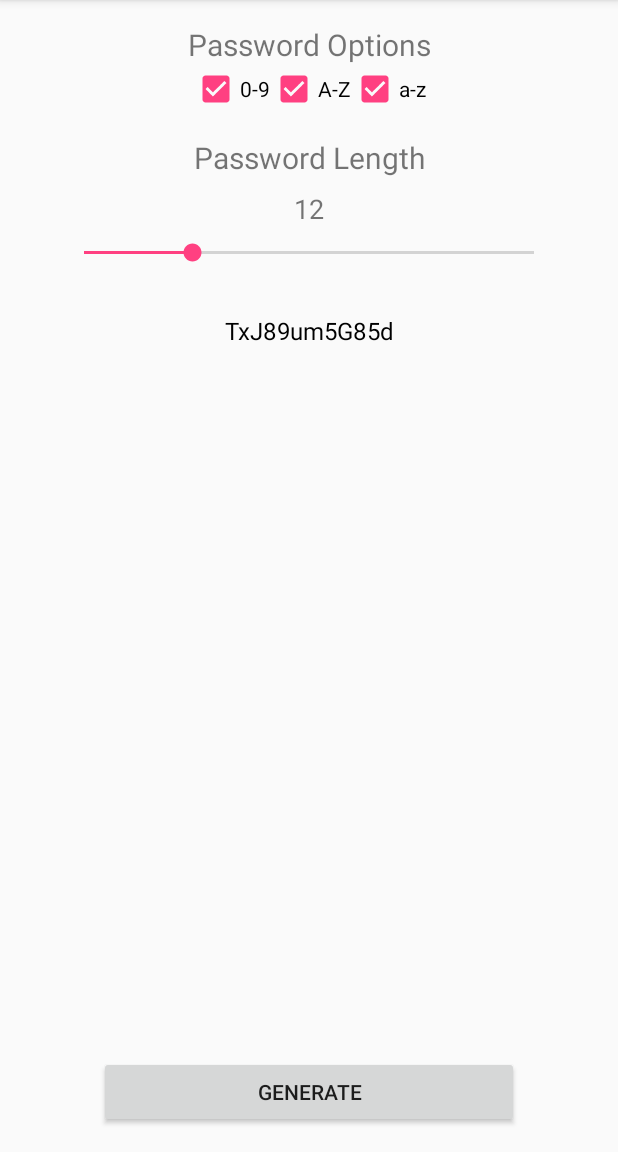
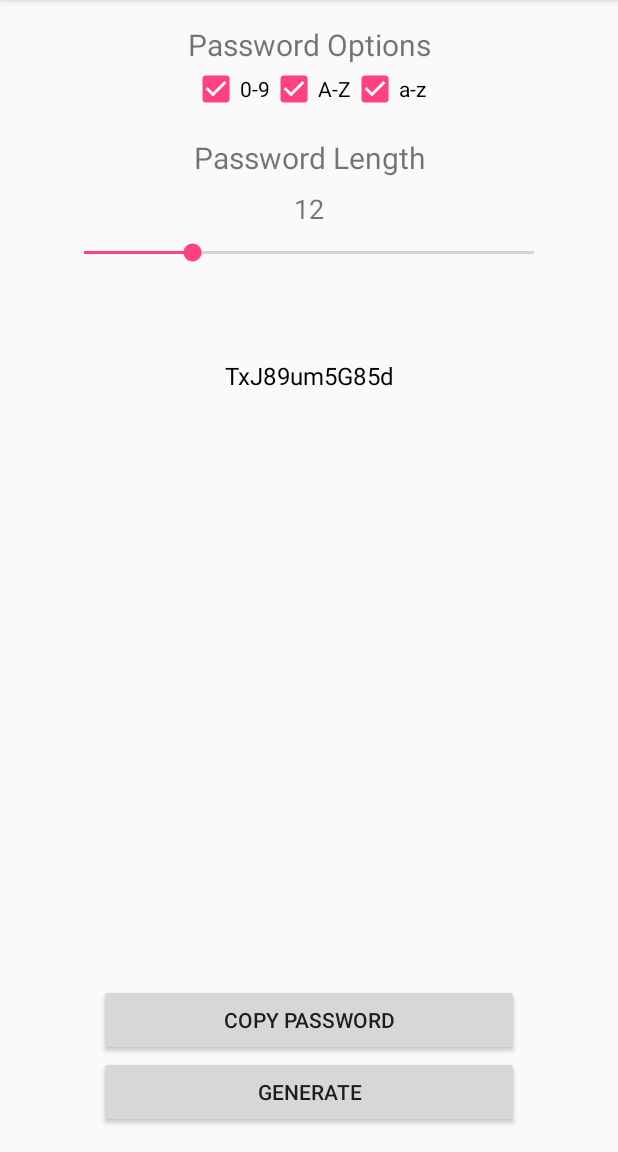
Before and after one commit to davemachado/Password-Generator-Android, an Android app: the screen it shows after launch (MainActivity), after a tap on "GENERATE", on a phone screen of 412 x 824 dp, the part 84-1236 px from its top. Run offline under Robolectric (Android 15) with nearby library versions, the phone set to English and light mode, and no system bars.

Commit message:
Add Clipboard Copy Functionality

```diff
--- a/app/src/main/java/com/davemachado/passwordgenerator/MainActivity.java
+++ b/app/src/main/java/com/davemachado/passwordgenerator/MainActivity.java
@@ -6,8 +6,11 @@ import android.view.View;
 import android.widget.SeekBar;
 import android.widget.TextView;
 import android.widget.CheckBox;
+import android.widget.Button;
 import android.util.Log;
 import android.widget.Toast;
+import android.content.ClipboardManager;
+import android.content.ClipData;
 
 public class MainActivity extends AppCompatActivity {
 
@@ -42,6 +45,17 @@ public class MainActivity extends AppCompatActivity {
                 Log.v("MainActivity", "Final Password Length: " + passwordLength);
             }
         });
+    }
+
+    public void copyPassword(View view) {
+        TextView passwordTextView = (TextView) findViewById(R.id.password_text_view);
+        ClipboardManager clipboard = (ClipboardManager) getSystemService(CLIPBOARD_SERVICE);
+        ClipData clip = ClipData.newPlainText("gen", passwordTextView.getText());
+        clipboard.setPrimaryClip(clip);
+        TextView copiedTextView = (TextView) findViewById(R.id.copied_text_view);
+        Button copyButton = (Button) findViewById(R.id.copy_button);
+        copyButton.setVisibility(View.INVISIBLE);
+        copiedTextView.setVisibility(View.VISIBLE);
     }
 
     public int getRandomNumber(int maxNumber, int minNumber) {
@@ -96,5 +110,7 @@ public class MainActivity extends AppCompatActivity {
         String passwordString = new String(passwordArray);
         TextView passwordTextView = (TextView) findViewById(R.id.password_text_view);
         passwordTextView.setText(passwordString);
+        Button copyButton = (Button) findViewById(R.id.copy_button);
+        copyButton.setVisibility(View.VISIBLE);
     }
 }
--- a/app/src/main/res/layout/activity_main.xml
+++ b/app/src/main/res/layout/activity_main.xml
@@ -15,8 +15,8 @@
         android:layout_width="match_parent"
         android:layout_height="wrap_content"
         android:gravity="center_horizontal"
-        android:textSize="20sp"
-        android:text="Password Options" />
+        android:text="Password Options"
+        android:textSize="20sp" />
 
     <LinearLayout
         android:id="@+id/checkboxes_linear_layout"
@@ -54,53 +54,76 @@
         android:layout_height="wrap_content"
         android:layout_marginTop="16dp"
         android:gravity="center_horizontal"
-        android:textSize="20sp"
-        android:text="Password Length" />
+        android:text="Password Length"
+        android:textSize="20sp" />
 
     <TextView
         android:id="@+id/progress_text_view"
         android:layout_width="match_parent"
         android:layout_height="wrap_content"
+        android:layout_marginTop="8dp"
         android:gravity="center_horizontal"
-        android:layout_marginTop="8dp"
-        android:textSize="18sp"
-        android:text="12" />
+        android:text="12"
+        android:textSize="18sp" />
 
     <SeekBar
         android:id="@+id/length_seekbar"
         android:layout_width="match_parent"
+        android:layout_height="wrap_content"
+        android:layout_marginBottom="16dp"
         android:layout_marginLeft="24dp"
         android:layout_marginRight="24dp"
         android:layout_marginTop="8dp"
-        android:layout_marginBottom="16dp"
-        android:layout_height="wrap_content"
         android:gravity="center_horizontal"
         android:max="50"
         android:progress="12" />
+
     <RelativeLayout
         android:layout_width="match_parent"
         android:layout_height="match_parent"
         android:layout_weight="1">
-    <Button
-        android:id="@+id/generate_button"
-        android:layout_width="match_parent"
-        android:layout_height="wrap_content"
-        android:layout_centerHorizontal="true"
-        android:layout_marginLeft="50dp"
-        android:layout_marginRight="50dp"
-        android:onClick="generatePassword"
-        android:layout_alignParentBottom="true"
-        android:text="Generate" />
 
         <TextView
             android:id="@+id/password_text_view"
             style="@style/marginTheme"
             android:layout_width="match_parent"
             android:layout_height="wrap_content"
+            android:gravity="center_horizontal"
             android:hint="Press Generate Button"
-        android:above="@id/generate_button"
+            android:paddingTop="30dp"
             android:textColor="@android:color/black"
+            android:textSize="16sp" />
+
+        <Button
+            android:id="@+id/generate_button"
+            android:layout_width="match_parent"
+            android:layout_height="wrap_content"
+            android:layout_alignParentBottom="true"
+            android:layout_centerHorizontal="true"
+            android:layout_marginLeft="50dp"
+            android:layout_marginRight="50dp"
+            android:onClick="generatePassword"
+            android:text="Generate" />
+
+        <Button
+            android:id="@+id/copy_button"
+            android:layout_width="match_parent"
+            android:layout_height="wrap_content"
+            android:layout_above="@id/generate_button"
+            android:layout_marginLeft="50dp"
+            android:layout_marginRight="50dp"
+            android:onClick="copyPassword"
+            android:text="Copy Password"
+            android:visibility="invisible" />
+
+        <TextView
+            android:id="@+id/copied_text_view"
+            android:layout_width="match_parent"
+            android:layout_height="wrap_content"
+            android:layout_above="@id/generate_button"
+            android:layout_marginBottom="8dp"
             android:gravity="center_horizontal"
-        android:textSize="16sp" />
+            android:text="Copied!"
+            android:visibility="invisible" />
     </RelativeLayout>
 </LinearLayout>
```
Lines whose indentation alone changed are shown as unchanged.
